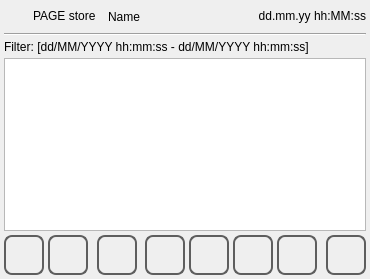
MECTsrl/mect_plugins, file qt_library/ATCMstore/store.ui: the form before one commit.
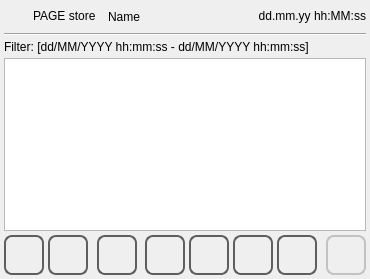
The form after the commit. Icons and pictures are not drawn.

Diff of the .ui file:
```diff
--- a/qt_library/ATCMstore/store.ui
+++ b/qt_library/ATCMstore/store.ui
@@ -629,6 +629,9 @@
      </item>
      <item>
       <widget class="QPushButton" name="pushButtonSaveUSB">
+       <property name="enabled">
+        <bool>false</bool>
+       </property>
        <property name="minimumSize">
         <size>
          <width>40</width>
```
Left out of the diff: 22 changed lines with no effect on the pictures.
